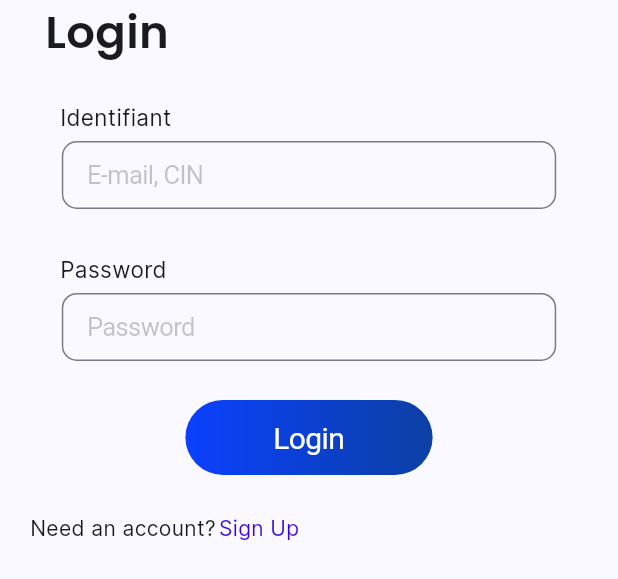
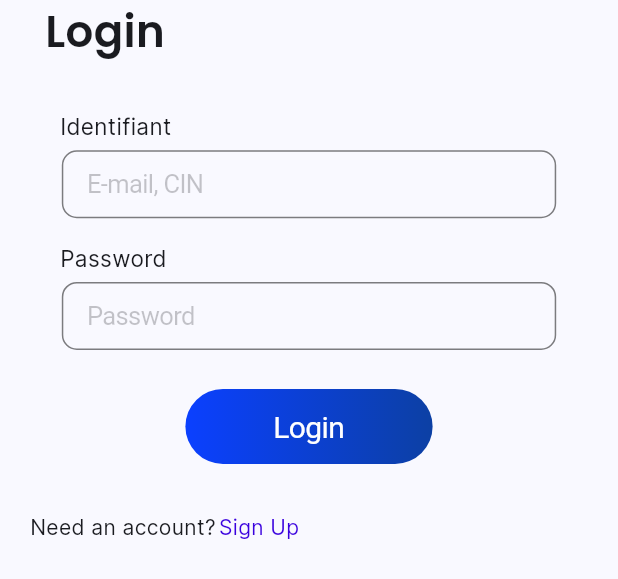
Before and after one commit to simoait02/e_esg, a Flutter app: the Login widget shown alone on an empty page, opened directly with empty values, on a phone screen of 412 x 824 dp. Shown: the top 579 px of the screen. Run offline on Flutter 3.47's test engine with Material 3 defaults, Android fonts, the phone set to English and light mode, and no system bars; drawn by our look-alikes of auto_size_text; our stand-ins replace date_picker_timeline, flutter_svg, google_fonts, searchfield, syncfusion_flutter_calendar, table_calendar and 1 more; network calls fail.

Commit message:
responsive design

```diff
--- a/lib/pages/espaceMedecin/LoginSignUp/Card.dart
+++ b/lib/pages/espaceMedecin/LoginSignUp/Card.dart
@@ -7,7 +7,7 @@ import 'SignUp.dart';
 import 'Password.dart';
 
 class Cardi extends StatefulWidget {
-  static double q = 0.4;
+  static double q = 0.5;
   static double top = 0.25;
   static bool isContinueTapped = false;
 
@@ -69,13 +69,13 @@ class _CardiState extends State<Cardi> {
             child: AnimatedContainer(
               duration: const Duration(seconds: 1),
               width: width * 0.9,
-              height: 1050 * Cardi.q,
+              height: height * Cardi.q,
               decoration: BoxDecoration(
                 color: isDarkMode? Color(0xff27272d): Colors.white,
                 border: Border.all(color: Colors.black),
                 borderRadius: BorderRadius.circular(20),
               ),
-              margin: EdgeInsets.only(left: 20, right: 20, top: height * Cardi.top),
+              margin: EdgeInsets.only(left: 20, right: 20,top: height*0.15,bottom: height*0.05),
               child: AnimatedSwitcher(
                 duration: const Duration(seconds: 1),
                 child: showLogin
--- a/lib/pages/espaceMedecin/LoginSignUp/Login.dart
+++ b/lib/pages/espaceMedecin/LoginSignUp/Login.dart
@@ -1,5 +1,5 @@
+import 'package:auto_size_text/auto_size_text.dart';
 import 'package:e_esg/Widgets/NavigationBar.dart';
-import 'package:e_esg/pages/IES/calendrier.dart';
 import 'package:flutter/cupertino.dart';
 import 'package:flutter/material.dart';
 
@@ -40,9 +40,9 @@ class _LoginState extends State<Login> {
     super.dispose();
   }
 
-  Widget buildLabel(String label) {
+  Widget buildLabel(String label,double height) {
     return Container(
-      margin: const EdgeInsets.only(left: 40, top: 20),
+      margin: EdgeInsets.only(left: 40,top: height),
       child: Align(
         alignment: Alignment.centerLeft,
         child: Text(
@@ -85,9 +85,12 @@ class _LoginState extends State<Login> {
           children: [
             Container(
               margin: EdgeInsets.only(left:30),
-              child: const Align(
+              child:  Align(
                 alignment: Alignment.centerLeft,
-                child: Text(
+                child: Container(
+                  height: height*0.07,
+                  width: width*0.2,
+                  child: AutoSizeText(
                       "Login",
                     style: TextStyle(
                       fontWeight: FontWeight.bold,
@@ -97,16 +100,14 @@ class _LoginState extends State<Login> {
                   ),
                 ),
               ),
-            const SizedBox(height: 5,),
-            buildLabel("Identifiant"),
+            ),
+            buildLabel("Identifiant",height*0.02),
             const SizedBox(height: 5,),
             buildTextField(width,height, "E-mail, CIN", _emailFocusNode, _emailHasFocus),
-            const SizedBox(height: 10,),
-            buildLabel("Password"),
+            buildLabel("Password",height*0.02),
             const SizedBox(height: 5,),
             buildTextField(width, height,"Password", _passwordFocusNode, _passwordHasFocus),
             const SizedBox(height: 10,),
-
             CupertinoButton(
                 child: Container(
                     width: width * 0.4,
@@ -116,7 +117,7 @@ class _LoginState extends State<Login> {
                             colors: [Color(0xff0b40ff), Color(0xff0c40a4)]),
                         borderRadius: BorderRadius.circular(40)),
                     alignment: Alignment.center,
-                    child: const Text(
+                    child: AutoSizeText(
                       "Login",
                       style: TextStyle(color: Colors.white, fontSize: 20),
                     )),
@@ -129,20 +130,22 @@ class _LoginState extends State<Login> {
 
                 }),
             const SizedBox(height: 10,),
-            Row(
+            Container(
+              height: height*0.04,
+              child: Row(
                 mainAxisAlignment: MainAxisAlignment.start,
                 children: [
                   const SizedBox(width: 20,),
-                const Text(
+                  const AutoSizeText(
                     "Need an account?",
                     style: TextStyle(fontFamily: "Inter"),
                   ),
                   const SizedBox(width: 2,),
                   GestureDetector(
                     onTap: () {
-                    widget.onSignUpTapped(0.65, 0.1);
+                      widget.onSignUpTapped(0.8, 0.1);
                     },
-                  child:  Text(
+                    child:  AutoSizeText(
                       "Sign Up",
                       style: TextStyle(
                           fontFamily: "Inter",
@@ -150,6 +153,7 @@ class _LoginState extends State<Login> {
                     ),
                   ),
                 ],
+              ),
             )
           ],
         ),
```
Also changed, not shown: lib/main.dart (+4 -3 lines), lib/pages/espaceMedecin/LoginSignUp/Password.dart (+15 -14 lines), lib/pages/espaceMedecin/LoginSignUp/SignUp.dart (+81 -24 lines), 4 other files. Lines whose indentation alone changed are shown as unchanged.
